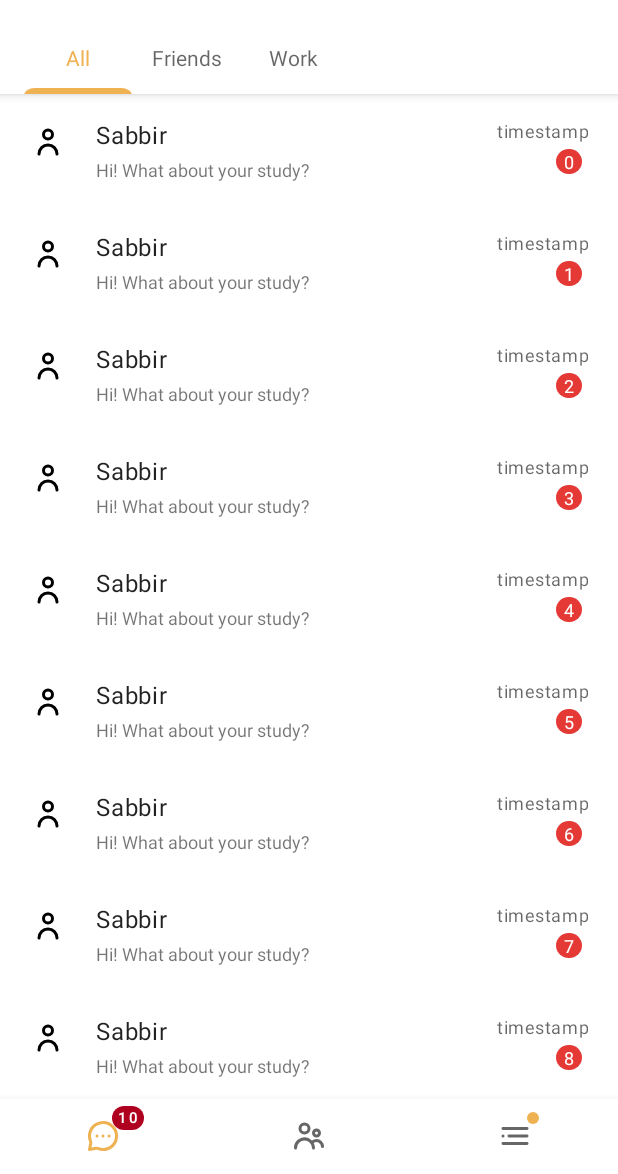
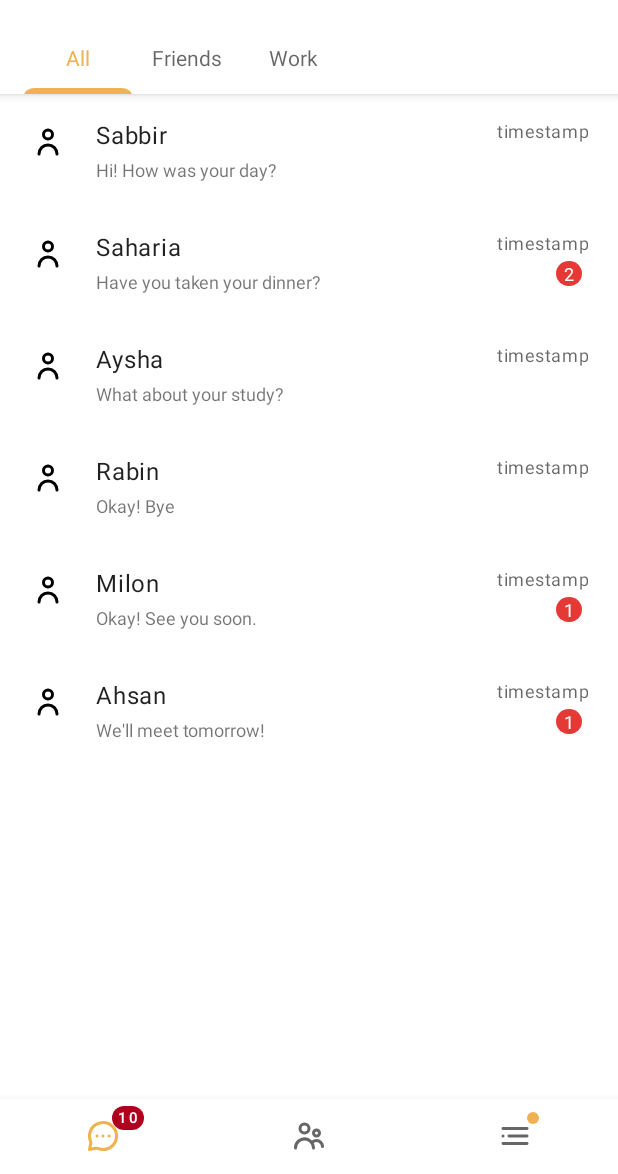
Before and after one commit to qubictech/android_telegram_redesign, an Android app: the screen it shows after launch (MainActivity), on a phone screen of 412 x 824 dp, the part 62-1236 px from its top. Run offline under Robolectric (Android 15) with nearby library versions, the phone set to English and light mode, and no system bars; our stand-ins replace data binding; 5 statements that could not run were skipped.

Commit message:
chat list unread message visibility

```diff
--- a/app/src/main/java/com/tarms/bd/messagingapp/fragment/tabs/ChatTabFragment.kt
+++ b/app/src/main/java/com/tarms/bd/messagingapp/fragment/tabs/ChatTabFragment.kt
@@ -13,7 +13,6 @@ import com.tarms.bd.messagingapp.R
 import com.tarms.bd.messagingapp.adapter.ChatListAdapter
 import com.tarms.bd.messagingapp.data.Chat
 import java.util.*
-import java.util.logging.Logger
 
 class ChatTabFragment : Fragment() {
 
@@ -53,7 +52,7 @@ class ChatTabFragment : Fragment() {
 
     private fun chatList(type: String) {
         chatList.clear()
-        chatListAdapter = context?.let { ChatListAdapter(it,chatList) }!!
+        chatListAdapter = context?.let { ChatListAdapter(it, chatList) }!!
 
         recyclerView.apply {
             adapter = chatListAdapter
@@ -61,16 +60,91 @@ class ChatTabFragment : Fragment() {
             layoutManager = LinearLayoutManager(context)
         }
 
-        for (i in 0..10) {
-            chatList.add(
-                Chat(
-                    "jhsdfksdf",
-                    "Sabbir",
-                    "Hi! What about your study?",
-                    Date().time,
-                    i
+        when (type) {
+            "All" -> {
+                chatList.add(
+                    Chat(
+                        "sabbir",
+                        "Sabbir", "Hi! How was your day?",
+                        Date().time,
+                        0
+                        )
                 )
-            )
+
+                chatList.add(
+                    Chat(
+                        "sabbir",
+                        "Saharia", "Have you taken your dinner?",
+                        Date().time,
+                        2
+                    )
+                )
+
+                chatList.add(
+                    Chat(
+                        "sabbir",
+                        "Aysha", "What about your study?",
+                        Date().time,
+                        0
+                    )
+                )
+
+                chatList.add(
+                    Chat(
+                        "sabbir",
+                        "Rabin", "Okay! Bye",
+                        Date().time,
+                        0
+                    )
+                )
+
+                chatList.add(
+                    Chat(
+                        "sabbir",
+                        "Milon", "Okay! See you soon.",
+                        Date().time,
+                        1
+                    )
+                )
+
+                chatList.add(
+                    Chat(
+                        "sabbir",
+                        "Ahsan", "We'll meet tomorrow!",
+                        Date().time,
+                        1
+                    )
+                )
+            }
+            "Friends"->{
+                chatList.add(
+                    Chat(
+                        "sabbir",
+                        "Rabin", "Okay! Bye",
+                        Date().time,
+                        0
+                    )
+                )
+
+                chatList.add(
+                    Chat(
+                        "sabbir",
+                        "Milon", "Okay! See you soon.",
+                        Date().time,
+                        1
+                    )
+                )
+            }
+            "Work"->{
+                chatList.add(
+                    Chat(
+                        "sabbir",
+                        "Ahsan", "We'll meet tomorrow!",
+                        Date().time,
+                        1
+                    )
+                )
+            }
         }
 
         chatListAdapter.notifyDataSetChanged()
--- a/app/src/main/java/com/tarms/bd/messagingapp/main/ChatActivity.kt
+++ b/app/src/main/java/com/tarms/bd/messagingapp/main/ChatActivity.kt
@@ -22,7 +22,7 @@ class ChatActivity : AppCompatActivity() {
         val chat = intent.getParcelableExtra<Chat>("chat")
 
         chat?.let {
-            supportActionBar?.title = "${it.name} ${it.unreadMsgCount}"
+            supportActionBar?.title = it.name
         }
     }
 
--- a/app/src/main/java/com/tarms/bd/messagingapp/repository/MyViewModel.kt
+++ b/app/src/main/java/com/tarms/bd/messagingapp/repository/MyViewModel.kt
@@ -3,4 +3,5 @@ package com.tarms.bd.messagingapp.repository
 import androidx.lifecycle.ViewModel
 
 class MyViewModel : ViewModel() {
+
 }
--- a/app/src/main/res/layout/chat_list_item.xml
+++ b/app/src/main/res/layout/chat_list_item.xml
@@ -22,7 +22,8 @@
         android:focusable="true"
         android:foreground="?attr/selectableItemBackground"
         android:onClick="@{(v)->click_event.onItemClick(v,chat)}"
-        app:cardCornerRadius="0dp">
+        app:cardCornerRadius="0dp"
+        app:cardElevation="0dp">
 
         <androidx.constraintlayout.widget.ConstraintLayout
             android:layout_width="match_parent"
@@ -83,6 +84,7 @@
                 android:text="@{String.valueOf(chat.unreadMsgCount)}"
                 android:textColor="#fff"
                 android:textSize="12sp"
+                android:visibility="@{chat.unreadMsgCount == 0? View.INVISIBLE : View.VISIBLE}"
                 app:layout_constraintEnd_toEndOf="parent"
                 app:layout_constraintTop_toBottomOf="@id/timestamp" />
 
--- a/app/src/main/res/layout/contact_mutual_list.xml
+++ b/app/src/main/res/layout/contact_mutual_list.xml
@@ -17,6 +17,7 @@
         android:layout_height="wrap_content"
         android:clickable="true"
         android:focusable="true"
+        app:cardElevation="0dp"
         android:onClick="@{(v)->click_event.onItemClick(v,contact)}"
         android:foreground="?attr/selectableItemBackground"
         app:cardCornerRadius="0dp">
```
